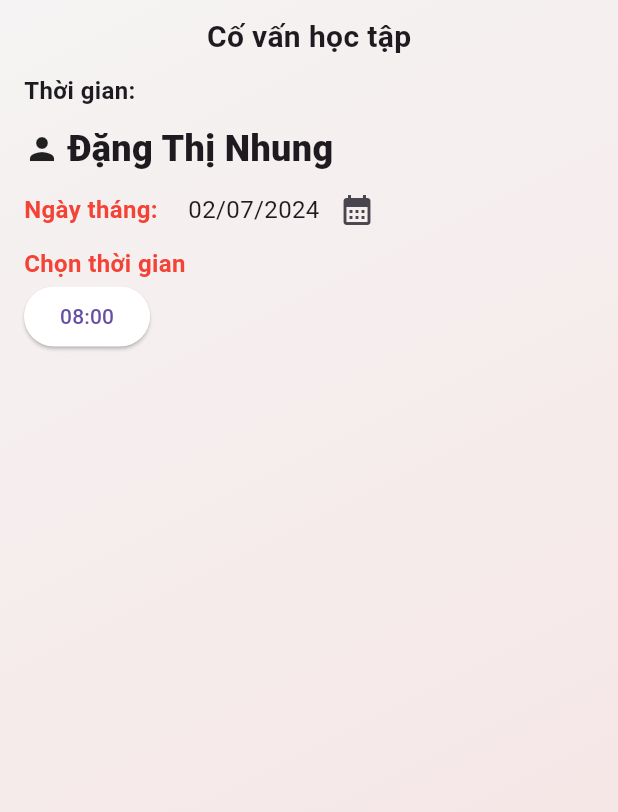
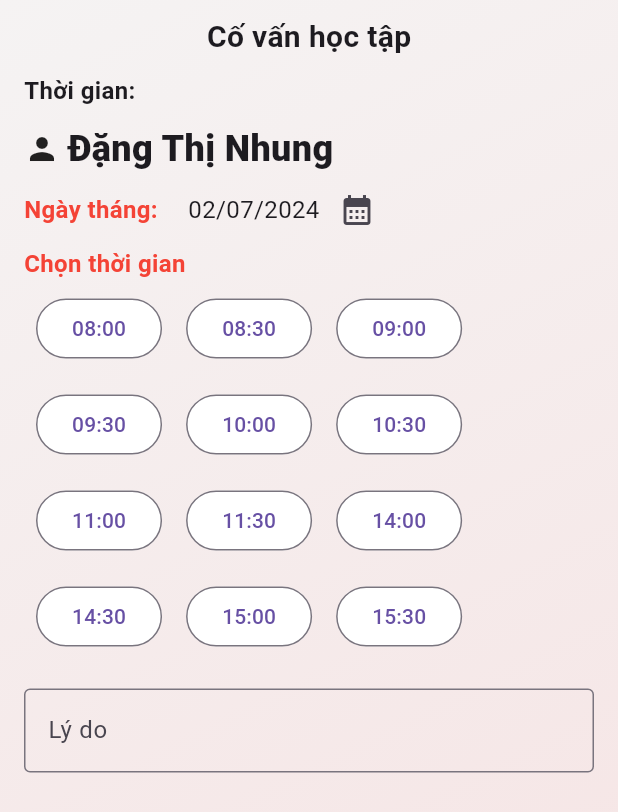
Before and after one commit to toila4120/Booking_app, a Flutter app: the MainScreen screen opened directly, after a tap on "Đặt lịch", on a phone screen of 412 x 824 dp. Shown: the top 812 px of the screen. Run offline on Flutter 3.47's test engine with Material 3 defaults, Android fonts, the phone set to English and light mode, and no system bars; our stand-ins replace google_nav_bar, sqflite, table_calendar; accounts and stored records are empty.

Commit message:
fix đặt lịch

```diff
--- a/lib/main.dart
+++ b/lib/main.dart
@@ -1,4 +1,5 @@
 // import 'package:booking_app/models/booking.dart';
+import 'package:booking_app/models/booking.dart';
 import 'package:booking_app/screen/login_screen.dart';
 import 'package:booking_app/services/databasehelper.dart';
 import 'package:flutter/material.dart';
@@ -44,7 +45,7 @@ void main() async {
 
   // Thêm một Booking vào bảng Booking
   // Booking newBooking = Booking(
-  //     date: "2024-06-30",
+  //     date: "2024-07-02",
   //     time: "09:00",
   //     content: "Meeting12",
   //     status: "Confirmed",
--- a/lib/models/booking.dart
+++ b/lib/models/booking.dart
@@ -11,8 +11,6 @@ String bookingToJson(Booking data) {
 }
 
 class Booking {
-  static int _nextId = 1; // Biến tĩnh lưu giá trị ID hiện tại
-
   int? id;
   String date;
   String time;
@@ -28,7 +26,7 @@ class Booking {
     required this.status,
     required this.rating,
     required this.userId,
-  }); // Tự động gán và tăng giá trị ID
+  });
 
   factory Booking.fromMap(Map<String, dynamic> json) => new Booking(
         date: json["date"],
--- a/lib/models/user.dart
+++ b/lib/models/user.dart
@@ -11,8 +11,6 @@ String userToJson(User data) {
 }
 
 class User {
-  static int _nextId = 1; // Biến tĩnh lưu giá trị ID hiện tại
-
   int? id;
   String username;
   String password;
@@ -42,12 +40,7 @@ class User {
     required this.role,
     required this.studentCode,
     required this.teacherId,
-  }); // Tự động gán và tăng giá trị ID
-
-  // Nếu cần, bạn có thể thêm phương thức reset cho _nextId
-  static void resetId() {
-    _nextId = 1;
-  }
+  });
 
   factory User.fromMap(Map<String, dynamic> json) => new User(
         username: json["username"],
--- a/lib/screen/datLich_screen.dart
+++ b/lib/screen/datLich_screen.dart
@@ -1,7 +1,7 @@
-import 'package:booking_app/widget/buttonTime.dart';
+import 'package:booking_app/models/booking.dart';
+import 'package:booking_app/services/databasehelper.dart';
 import 'package:flutter/material.dart';
 import 'package:intl/intl.dart';
-// import 'package:booking_calendar/booking_calendar.dart';
 
 class DatLich extends StatefulWidget {
   const DatLich({super.key});
@@ -12,9 +12,66 @@ class DatLich extends StatefulWidget {
 
 class _DatLichState extends State<DatLich> {
   String? _datetime = DateFormat("dd/MM/yyyy").format(DateTime.now());
+
+  String buttonSelect = '';
+  List<String> timeSlots = [
+    '08:00',
+    '08:30',
+    '09:00',
+    '09:30',
+    '10:00',
+    '10:30',
+    '11:00',
+    '11:30',
+    '14:00',
+    '14:30',
+    '15:00',
+    '15:30'
+  ];
+
+  List<int> buttonStates = List.generate(12, (index) => 1);
+
+  @override
+  void initState() {
+    super.initState();
+    fetchBookings(DateTime.now());
+  }
+
+  void fetchBookings(DateTime date) async {
+    String fmDateTime = DateFormat("yyyy-MM-dd").format(date);
+    List<Booking> bookings =
+        await DatabaseHelper.instance.getTimeBookings(fmDateTime);
+    setState(() {
+      // Reset trạng thái của các nút về trạng thái mặc định
+      buttonStates = List.generate(12, (index) => 1);
+      // Cập nhật trạng thái mới từ cơ sở dữ liệu
+      for (var booking in bookings) {
+        int index = timeSlots.indexOf(booking.time);
+        if (index != -1) {
+          buttonStates[index] = 0;
+        }
+      }
+    });
+  }
+
+  void setButton(int index) {
+    setState(() {
+      for (int i = 0; i < buttonStates.length; i++) {
+        if (i == index) {
+          buttonStates[i] = 2;
+          buttonSelect = timeSlots[i];
+        } else if (buttonStates[i] != 0) {
+          buttonStates[i] = 1;
+        }
+      }
+    });
+  }
+
   @override
   Widget build(BuildContext context) {
     return Scaffold(
+      resizeToAvoidBottomInset:
+          false, // Đặt là true để giao diện tự động điều chỉnh khi bàn phím xuất hiện
       body: Container(
         height: double.infinity,
         width: double.infinity,
@@ -96,6 +153,7 @@ class _DatLichState extends State<DatLich> {
                             _datetime =
                                 DateFormat("dd/MM/yyyy").format(_datetime1);
                           });
+                          fetchBookings(_datetime1);
                         }
                       },
                       icon: Icon(Icons.calendar_month),
@@ -110,8 +168,33 @@ class _DatLichState extends State<DatLich> {
                       fontSize: 16,
                       fontWeight: FontWeight.w700),
                 ),
-                // Table(children: [TableRow(children: )],)
-                Buttontime(time: "08:00", color1: Colors.white)
+                Column(
+                  children: [
+                    for (int i = 0; i < timeSlots.length; i += 3)
+                      Row(
+                        children: [
+                          for (int j = i;
+                              j < i + 3 && j < timeSlots.length;
+                              j++)
+                            Padding(
+                              padding: const EdgeInsets.all(8.0),
+                              child: ButtonBooking(timeSlots[j],
+                                  buttonStates[j], () => setButton(j)),
+                            ),
+                        ],
+                      ),
+                  ],
+                ),
+                SizedBox(height: 16),
+                TextFormField(
+                  decoration: InputDecoration(
+                    border: OutlineInputBorder(),
+                    hintText: "Lý do hẹn gặp",
+                    labelText: "Lý do",
+                  ),
+                  maxLines: null,
+                  minLines: 1,
+                ),
               ],
             ),
           ),
@@ -119,4 +202,21 @@ class _DatLichState extends State<DatLich> {
       ),
     );
   }
+
+  Widget ButtonBooking(String text, int trangThai, VoidCallback onPressed) {
+    return OutlinedButton(
+      key: Key(text),
+      onPressed: trangThai == 1 ? onPressed : null,
+      child: Text(text),
+      style: ButtonStyle(
+        backgroundColor: WidgetStateProperty.all<Color>(
+          trangThai == 0
+              ? Colors.grey
+              : trangThai == 2
+                  ? Colors.blue
+                  : Colors.white,
+        ),
+      ),
+    );
+  }
 }
--- a/lib/screen/datlichtest.dart
+++ b/lib/screen/datlichtest.dart
@@ -1,10 +1,6 @@
-import 'dart:io';
 import 'package:booking_app/models/booking.dart';
 import 'package:booking_app/services/databasehelper.dart';
 import 'package:flutter/material.dart';
-import 'package:path_provider/path_provider.dart';
-import 'package:sqflite/sqflite.dart';
-import 'package:path/path.dart';
 
 void main() {
   runApp(const MyApp());
@@ -74,7 +70,6 @@ class _BookingCalendarDemoAppState extends State<BookingCalendarDemoApp> {
         if (i == index) {
           buttonStates[i] = 2;
           buttonSelect = timeSlots[i];
-          // print(buttonSelect);
         } else if (buttonStates[i] != 0) {
           buttonStates[i] = 1;
         }
@@ -85,8 +80,6 @@ class _BookingCalendarDemoAppState extends State<BookingCalendarDemoApp> {
   @override
   Widget build(BuildContext context) {
     return Column(
-      mainAxisAlignment: MainAxisAlignment.start,
-      crossAxisAlignment: CrossAxisAlignment.center,
       children: [
         for (int i = 0; i < timeSlots.length; i += 3)
           Row(
@@ -114,7 +107,7 @@ class _BookingCalendarDemoAppState extends State<BookingCalendarDemoApp> {
               ? Colors.grey
               : trangThai == 2
                   ? Colors.blue
-                  : Colors.redAccent.shade400,
+                  : Colors.white,
         ),
       ),
     );
--- a/lib/screen/main_screen.dart
+++ b/lib/screen/main_screen.dart
@@ -40,9 +40,10 @@ class _MainScreenState extends State<MainScreen> {
       activePage = const LichHen();
     }
     if (_selectedPageIndex == 2) {
-      activePage = const BookingCalendarDemoApp();
+      activePage = const DatLich();
     }
     return Scaffold(
+      // resizeToAvoidBottomInset: true,
       floatingActionButton: SizedBox(
           height: 60,
           width: 60,
@@ -52,7 +53,6 @@ class _MainScreenState extends State<MainScreen> {
               _selectPage(2);
             },
             shape: const CircleBorder(),
-            // child: const Icon(Icons.add),
           )),
       floatingActionButtonLocation: FloatingActionButtonLocation.centerDocked,
       appBar: AppBar(
--- a/lib/widget/buttonTime.dart
+++ /dev/null
@@ -1,18 +0,0 @@
-import 'package:flutter/material.dart';
-
-class Buttontime extends StatelessWidget {
-  Buttontime({super.key, required this.time, required this.color1});
-  final String time;
-  final Color color1;
-
-  @override
-  Widget build(BuildContext context) {
-    return ElevatedButton(
-      onPressed: () {},
-      child: Text(time),
-      style: ButtonStyle(
-        backgroundColor: WidgetStateProperty.all<Color>(color1),
-      ),
-    );
-  }
-}
```
